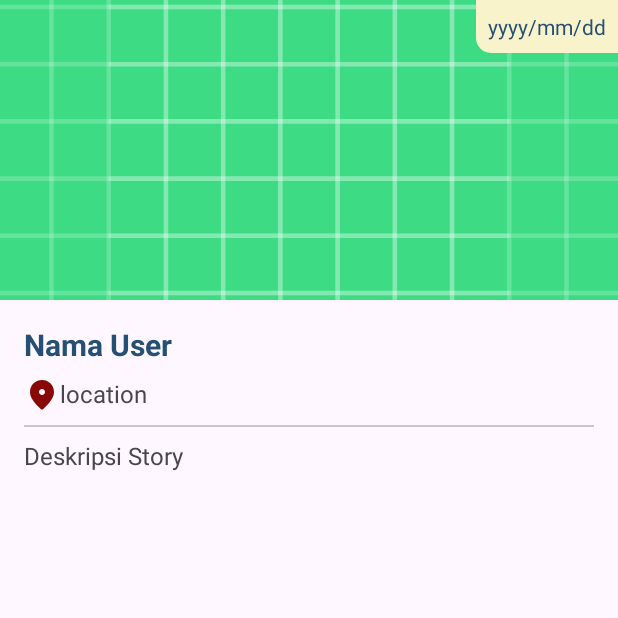
After one commit to uqisya/bangkit-md, an Android app: the StoryDetailActivity screen opened directly, with no data from a screen before it, on a phone screen of 412 x 824 dp, the top half of it. The commit adds this screen. Run offline under Robolectric (Android 15) with nearby library versions, the phone set to English and light mode, and no system bars; pictures from the network do not load; 2 statements that could not run were skipped.

Commit message:
feat(detail story): add clickable item story, hit API for detail story id

```diff
--- a/Android_Intermediate/submission/StoryAppSubmission/app/src/main/java/com/dicoding/storyappsubmission/data/di/Injection.kt
+++ b/Android_Intermediate/submission/StoryAppSubmission/app/src/main/java/com/dicoding/storyappsubmission/data/di/Injection.kt
@@ -5,7 +5,8 @@ import com.dicoding.storyappsubmission.data.remote.retrofit.ApiConfig
 import com.dicoding.storyappsubmission.data.remote.retrofit.ApiService
 import com.dicoding.storyappsubmission.data.repository.LoginRepository
 import com.dicoding.storyappsubmission.data.repository.SignupRepository
-import com.dicoding.storyappsubmission.data.repository.StoryRepository
+import com.dicoding.storyappsubmission.data.repository.ListStoryRepository
+import com.dicoding.storyappsubmission.data.repository.StoryDetailRepository
 import com.dicoding.storyappsubmission.utils.UserPreferences
 import com.dicoding.storyappsubmission.utils.dataStore
 import kotlinx.coroutines.flow.first
@@ -30,17 +31,34 @@ object Injection {
         return LoginRepository.getInstance(apiService)
     }
 
-    fun provideStoryRepository(context: Context): StoryRepository {
+    private fun getAuthToken(context: Context): String? {
         val userPref = UserPreferences.getInstance(context.dataStore)
         val userToken = runBlocking {
             userPref.getAuthToken().first()
         }
+        return userToken
+    }
+
+    fun provideListStoryRepository(context: Context): ListStoryRepository {
+        val userToken = getAuthToken(context)
 
         val apiService = userToken?.let { authToken ->
             provideApiServiceToken(authToken)
         }
-        if (apiService != null) return StoryRepository.getInstance(apiService)
+        if (apiService != null) return ListStoryRepository.getInstance(apiService)
         else throw IllegalStateException("User auth token is null")
     }
 
+    fun provideStoryDetailRepository(context: Context): StoryDetailRepository {
+        val userToken = getAuthToken(context)
+
+        val apiService = userToken?.let { authToken ->
+            provideApiServiceToken(authToken)
+        }
+
+        if (apiService != null) return StoryDetailRepository.getInstance(apiService)
+        else throw IllegalStateException("User auth token is null")
+    }
+
+
 }
--- a/Android_Intermediate/submission/StoryAppSubmission/app/src/main/java/com/dicoding/storyappsubmission/data/remote/retrofit/ApiService.kt
+++ b/Android_Intermediate/submission/StoryAppSubmission/app/src/main/java/com/dicoding/storyappsubmission/data/remote/retrofit/ApiService.kt
@@ -2,12 +2,14 @@ package com.dicoding.storyappsubmission.data.remote.retrofit
 
 import com.dicoding.storyappsubmission.data.remote.response.LoginResponse
 import com.dicoding.storyappsubmission.data.remote.response.RegisterResponse
+import com.dicoding.storyappsubmission.data.remote.response.StoryDetailResponse
 import com.dicoding.storyappsubmission.data.remote.response.StoryResponse
 import retrofit2.http.Field
 import retrofit2.http.FormUrlEncoded
 import retrofit2.http.GET
 import retrofit2.http.Header
 import retrofit2.http.POST
+import retrofit2.http.Path
 
 interface ApiService {
 
@@ -33,4 +35,9 @@ interface ApiService {
     // maka buatlah di apiConfig.kt
     @GET("stories")
     suspend fun getAllStories(): StoryResponse
+
+    @GET("stories/{id}")
+    suspend fun getDetailStoryByID(
+        @Path("id") storyID: String
+    ) : StoryDetailResponse
 }
--- a/Android_Intermediate/submission/StoryAppSubmission/app/src/main/java/com/dicoding/storyappsubmission/factory/ViewModelFactory.kt
+++ b/Android_Intermediate/submission/StoryAppSubmission/app/src/main/java/com/dicoding/storyappsubmission/factory/ViewModelFactory.kt
@@ -9,6 +9,7 @@ import com.dicoding.storyappsubmission.utils.dataStore
 import com.dicoding.storyappsubmission.view.login.LoginViewModel
 import com.dicoding.storyappsubmission.view.main.MainViewModel
 import com.dicoding.storyappsubmission.view.signup.SignupViewModel
+import com.dicoding.storyappsubmission.view.storyDetail.StoryDetailViewModel
 
 class ViewModelFactory(private val context: Context) : ViewModelProvider.Factory {
     override fun <T : ViewModel> create(modelClass: Class<T>): T {
@@ -24,7 +25,12 @@ class ViewModelFactory(private val context: Context) : ViewModelProvider.Factory
 
             modelClass.isAssignableFrom(MainViewModel::class.java) -> {
                 val userPreferences = UserPreferences.getInstance(context.dataStore)
-                MainViewModel(Injection.provideStoryRepository(context), userPreferences) as T
+                MainViewModel(Injection.provideListStoryRepository(context), userPreferences) as T
+            }
+
+            modelClass.isAssignableFrom(StoryDetailViewModel::class.java) -> {
+                val userPreferences = UserPreferences.getInstance(context.dataStore)
+                StoryDetailViewModel(Injection.provideStoryDetailRepository(context), userPreferences) as T
             }
 
             else -> throw IllegalArgumentException("Unknown ViewModel class")
--- a/Android_Intermediate/submission/StoryAppSubmission/app/src/main/java/com/dicoding/storyappsubmission/view/adapter/StoryAdapter.kt
+++ b/Android_Intermediate/submission/StoryAppSubmission/app/src/main/java/com/dicoding/storyappsubmission/view/adapter/StoryAdapter.kt
@@ -19,6 +19,10 @@ class StoryAdapter : ListAdapter<ListStoryItem, StoryAdapter.MyViewHolder>(DIFF_
     }
 
     private lateinit var listener: OnItemClickListener
+    fun setOnItemClickListener(listener: OnItemClickListener) {
+        this.listener = listener
+    }
+
     override fun onBindViewHolder(holder: StoryAdapter.MyViewHolder, position: Int) {
         val storyItem = getItem(position)
         holder.bind(storyItem)
--- /dev/null
+++ b/Android_Intermediate/submission/StoryAppSubmission/app/src/main/java/com/dicoding/storyappsubmission/view/storyDetail/StoryDetailActivity.kt
@@ -0,0 +1,88 @@
+package com.dicoding.storyappsubmission.view.storyDetail
+
+import android.os.Bundle
+import android.view.View
+import androidx.activity.enableEdgeToEdge
+import androidx.appcompat.app.AppCompatActivity
+import androidx.core.view.ViewCompat
+import androidx.core.view.WindowInsetsCompat
+import androidx.lifecycle.ViewModelProvider
+import androidx.lifecycle.lifecycleScope
+import com.bumptech.glide.Glide
+import com.dicoding.storyappsubmission.R
+import com.dicoding.storyappsubmission.data.ResultState
+import com.dicoding.storyappsubmission.data.remote.response.Story
+import com.dicoding.storyappsubmission.data.remote.response.StoryDetailResponse
+import com.dicoding.storyappsubmission.databinding.ActivityStoryDetailBinding
+import com.dicoding.storyappsubmission.factory.ViewModelFactory
+import com.dicoding.storyappsubmission.utils.setLocalDateFormat
+import com.dicoding.storyappsubmission.utils.showToast
+import com.dicoding.storyappsubmission.view.main.MainViewModel
+import kotlinx.coroutines.launch
+
+class StoryDetailActivity : AppCompatActivity() {
+
+    private lateinit var binding: ActivityStoryDetailBinding
+    private lateinit var viewModel: StoryDetailViewModel
+
+    override fun onCreate(savedInstanceState: Bundle?) {
+        super.onCreate(savedInstanceState)
+        binding = ActivityStoryDetailBinding.inflate(layoutInflater)
+        setContentView(binding.root)
+
+        supportActionBar?.hide()
+
+        val storyID = intent.getStringExtra(STORY_ID)
+
+        val viewModelFactory = ViewModelFactory.getInstance(this@StoryDetailActivity)
+        viewModel = ViewModelProvider(this, viewModelFactory)[StoryDetailViewModel::class.java]
+
+        if (storyID != null) {
+            getStoryDetail(storyID)
+        }
+    }
+
+    private fun getStoryDetail(storyID: String) {
+        viewModel.getStoryDetail(storyID).observe(this) { resultState ->
+            if (resultState != null) {
+                when (resultState) {
+                    is ResultState.Loading -> {
+                        binding.progressBar.visibility = View.VISIBLE
+                    }
+
+                    is ResultState.Success -> {
+                        binding.progressBar.visibility = View.GONE
+                        setDataToView(resultState.data.story)
+                    }
+
+                    is ResultState.Error -> {
+                        binding.progressBar.visibility = View.GONE
+                        showToast(this@StoryDetailActivity, resultState.errorMessage)
+                    }
+
+                    else -> {}
+                }
+            }
+        }
+    }
+
+    private fun setDataToView(story: Story) {
+        binding.nameTextView.text = story.name
+
+        val location = "${story.lat}, ${story.lon}"
+        binding.locationTextView.text = location
+
+        binding.descriptionTextView.text = story.description
+
+        val localeDate = setLocalDateFormat(story.createdAt)
+        binding.timeTextView.text = localeDate
+
+        Glide.with(this)
+            .load(story.photoUrl)
+            .into(binding.thumbnailImageView)
+    }
+
+    companion object {
+        const val STORY_ID = "story_id"
+    }
+}
--- /dev/null
+++ b/Android_Intermediate/submission/StoryAppSubmission/app/src/main/res/drawable/round_location_on_24.xml
@@ -0,0 +1,5 @@
+<vector xmlns:android="http://schemas.android.com/apk/res/android" android:height="24dp" android:tint="@color/red_blood" android:viewportHeight="24" android:viewportWidth="24" android:width="24dp">
+
+    <path android:fillColor="@android:color/white" android:pathData="M12,2c-4.2,0 -8,3.22 -8,8.2c0,3.18 2.45,6.92 7.34,11.23c0.38,0.33 0.95,0.33 1.33,0C17.55,17.12 20,13.38 20,10.2C20,5.22 16.2,2 12,2zM12,12c-1.1,0 -2,-0.9 -2,-2c0,-1.1 0.9,-2 2,-2c1.1,0 2,0.9 2,2C14,11.1 13.1,12 12,12z"/>
+
+</vector>
--- /dev/null
+++ b/Android_Intermediate/submission/StoryAppSubmission/app/src/main/res/layout/activity_story_detail.xml
@@ -0,0 +1,97 @@
+<?xml version="1.0" encoding="utf-8"?>
+<ScrollView xmlns:android="http://schemas.android.com/apk/res/android"
+    xmlns:app="http://schemas.android.com/apk/res-auto"
+    android:layout_width="match_parent"
+    android:layout_height="match_parent">
+
+    <androidx.constraintlayout.widget.ConstraintLayout
+        android:id="@+id/main"
+        android:layout_width="match_parent"
+        android:layout_height="wrap_content">
+
+        <FrameLayout
+            android:id="@+id/frameLayout"
+            android:layout_width="match_parent"
+            android:layout_height="200dp"
+            app:layout_constraintEnd_toEndOf="parent"
+            app:layout_constraintStart_toStartOf="parent"
+            app:layout_constraintTop_toTopOf="parent">
+
+            <ImageView
+                android:id="@+id/thumbnailImageView"
+                android:layout_width="match_parent"
+                android:layout_height="match_parent"
+                android:scaleType="centerCrop"
+                android:src="@drawable/ic_launcher_background" />
+
+            <TextView
+                android:id="@+id/timeTextView"
+                android:layout_width="wrap_content"
+                android:layout_height="wrap_content"
+                android:layout_gravity="top|end"
+                android:background="@drawable/rounded_background"
+                android:padding="8dp"
+                android:text="@string/date_story"
+                android:textColor="@color/background_dark_blue" />
+        </FrameLayout>
+
+        <TextView
+            android:id="@+id/nameTextView"
+            style="@style/TitleGeneral"
+            android:layout_width="match_parent"
+            android:layout_height="wrap_content"
+            android:text="@string/user_name"
+            android:layout_marginTop="16dp"
+            android:layout_marginHorizontal="16dp"
+            app:layout_constraintEnd_toEndOf="parent"
+            app:layout_constraintStart_toStartOf="parent"
+            app:layout_constraintTop_toBottomOf="@+id/frameLayout" />
+
+        <TextView
+            android:id="@+id/locationTextView"
+            android:layout_width="match_parent"
+            android:layout_height="wrap_content"
+            android:textSize="16sp"
+            android:layout_marginTop="8dp"
+            android:layout_marginHorizontal="16dp"
+            android:text="@string/location"
+            app:drawableStartCompat="@drawable/round_location_on_24"
+            app:layout_constraintTop_toBottomOf="@id/nameTextView"
+            app:layout_constraintStart_toStartOf="parent"
+            app:layout_constraintEnd_toEndOf="parent" />
+
+        <com.google.android.material.divider.MaterialDivider
+            android:id="@+id/dividerMaterialDivider"
+            android:layout_width="match_parent"
+            android:layout_height="wrap_content"
+            android:layout_marginTop="8dp"
+            android:layout_marginHorizontal="16dp"
+            app:layout_constraintTop_toBottomOf="@id/locationTextView"/>
+
+        <TextView
+            android:id="@+id/descriptionTextView"
+            android:layout_width="match_parent"
+            android:layout_height="wrap_content"
+            android:text="@string/story_description"
+            android:textSize="16sp"
+            android:layout_marginTop="8dp"
+            android:layout_marginHorizontal="16dp"
+            app:layout_constraintTop_toBottomOf="@id/dividerMaterialDivider"
+            app:layout_constraintStart_toStartOf="parent"
+            app:layout_constraintEnd_toEndOf="parent" />
+
+        <ProgressBar
+            android:id="@+id/progress_bar"
+            android:visibility="invisible"
+            style="?android:attr/progressBarStyle"
+            android:layout_width="wrap_content"
+            android:layout_height="wrap_content"
+            android:layout_gravity="center"
+            app:layout_constraintBottom_toBottomOf="parent"
+            app:layout_constraintEnd_toEndOf="parent"
+            app:layout_constraintStart_toStartOf="parent"
+            app:layout_constraintTop_toTopOf="parent" />
+
+    </androidx.constraintlayout.widget.ConstraintLayout>
+
+</ScrollView>
--- a/Android_Intermediate/submission/StoryAppSubmission/app/src/main/res/values/strings.xml
+++ b/Android_Intermediate/submission/StoryAppSubmission/app/src/main/res/values/strings.xml
@@ -19,4 +19,5 @@
     <string name="user_name">Nama User</string>
     <string name="date_story">yyyy/mm/dd</string>
     <string name="story_description">Deskripsi Story</string>
+    <string name="location">location</string>
 </resources>
```
Also changed, not shown: Android_Intermediate/submission/StoryAppSubmission/app/src/main/AndroidManifest.xml (+5 -2 lines), Android_Intermediate/submission/StoryAppSubmission/app/src/main/java/com/dicoding/storyappsubmission/data/remote/response/StoryDetailResponse.kt (added, +39 -0 lines), Android_Intermediate/submission/StoryAppSubmission/app/src/main/java/com/dicoding/storyappsubmission/data/repository/ListStoryRepository.kt (renamed from Android_Intermediate/submission/StoryAppSubmission/app/src/main/java/com/dicoding/storyappsubmission/data/repository/StoryRepository.kt, +3 -4 lines), Android_Intermediate/submission/StoryAppSubmission/app/src/main/java/com/dicoding/storyappsubmission/data/repository/StoryDetailRepository.kt (added, +35 -0 lines), Android_Intermediate/submission/StoryAppSubmission/app/src/main/java/com/dicoding/storyappsubmission/view/main/MainActivity.kt (+8 -1 lines), Android_Intermediate/submission/StoryAppSubmission/app/src/main/java/com/dicoding/storyappsubmission/view/main/MainViewModel.kt (+7 -4 lines), Android_Intermediate/submission/StoryAppSubmission/app/src/main/java/com/dicoding/storyappsubmission/view/storyDetail/StoryDetailViewModel.kt (added, +12 -0 lines), Android_Intermediate/submission/StoryAppSubmission/app/src/main/java/com/dicoding/storyappsubmission/data/remote/response/ListStoryResponse.kt (renamed from Android_Intermediate/submission/StoryAppSubmission/app/src/main/java/com/dicoding/storyappsubmission/data/remote/response/StoryResponse.kt).
